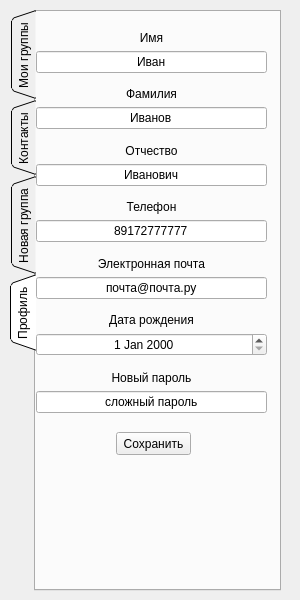
Before: the Qt Designer form qfamilyspace/ui/views/ui_left_panel.ui in familyspace/qfamilyspace, drawn with Qt 5.
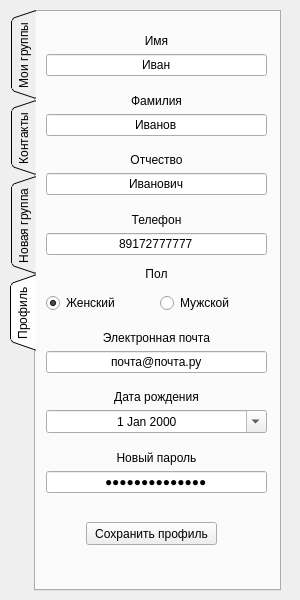
After: the same form once the commit is applied. The open tabs and pages were chosen to show the change.

Commit message: Доделал главное окно. Работа с профилем работает

Patch:
```diff
--- a/qfamilyspace/ui/views/ui_left_panel.ui
+++ b/qfamilyspace/ui/views/ui_left_panel.ui
@@ -250,10 +250,10 @@
     <widget class="QWidget" name="verticalLayoutWidget">
      <property name="geometry">
       <rect>
-       <x>0</x>
+       <x>10</x>
        <y>10</y>
-       <width>231</width>
-       <height>391</height>
+       <width>221</width>
+       <height>471</height>
       </rect>
      </property>
      <layout class="QVBoxLayout" name="verticalLayout">
@@ -337,6 +337,40 @@
         </property>
        </widget>
       </item>
+      <item>
+       <widget class="QLabel" name="label_10">
+        <property name="text">
+         <string>Пол</string>
+        </property>
+        <property name="textFormat">
+         <enum>Qt::AutoText</enum>
+        </property>
+        <property name="alignment">
+         <set>Qt::AlignCenter</set>
+        </property>
+       </widget>
+      </item>
+      <item>
+       <layout class="QHBoxLayout" name="horizontalLayout">
+        <item>
+         <widget class="QRadioButton" name="radioButton_woman">
+          <property name="text">
+           <string>Женский</string>
+          </property>
+          <property name="checked">
+           <bool>true</bool>
+          </property>
+         </widget>
+        </item>
+        <item>
+         <widget class="QRadioButton" name="radioButton_man">
+          <property name="text">
+           <string>Мужской</string>
+          </property>
+         </widget>
+        </item>
+       </layout>
+      </item>
       <item>
        <widget class="QLabel" name="label_5">
         <property name="text">
@@ -372,6 +406,9 @@
         <property name="alignment">
          <set>Qt::AlignCenter</set>
         </property>
+        <property name="calendarPopup">
+         <bool>true</bool>
+        </property>
        </widget>
       </item>
       <item>
@@ -389,6 +426,9 @@
         <property name="text">
          <string>сложный пароль</string>
         </property>
+        <property name="echoMode">
+         <enum>QLineEdit::Password</enum>
+        </property>
         <property name="alignment">
          <set>Qt::AlignCenter</set>
         </property>
@@ -399,14 +439,14 @@
     <widget class="QPushButton" name="pushButton">
      <property name="geometry">
       <rect>
-       <x>80</x>
-       <y>420</y>
-       <width>75</width>
+       <x>50</x>
+       <y>510</y>
+       <width>131</width>
        <height>23</height>
       </rect>
      </property>
      <property name="text">
-      <string>Сохранить</string>
+      <string>Сохранить профиль</string>
      </property>
     </widget>
    </widget>
```
Left out of the diff: 21 changed lines with no effect on the pictures. The commit also changes 7 other files.
